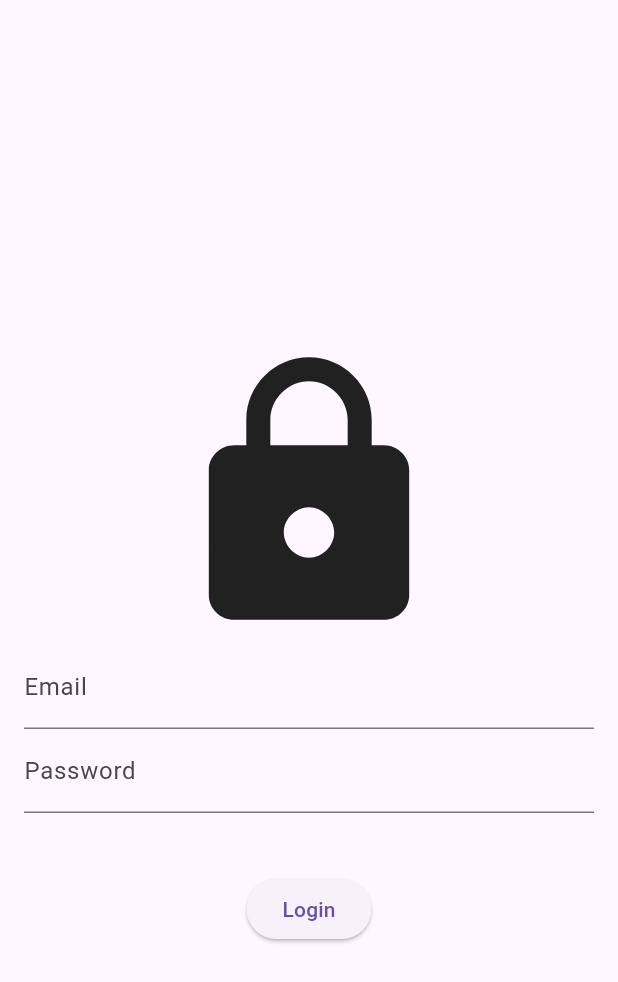
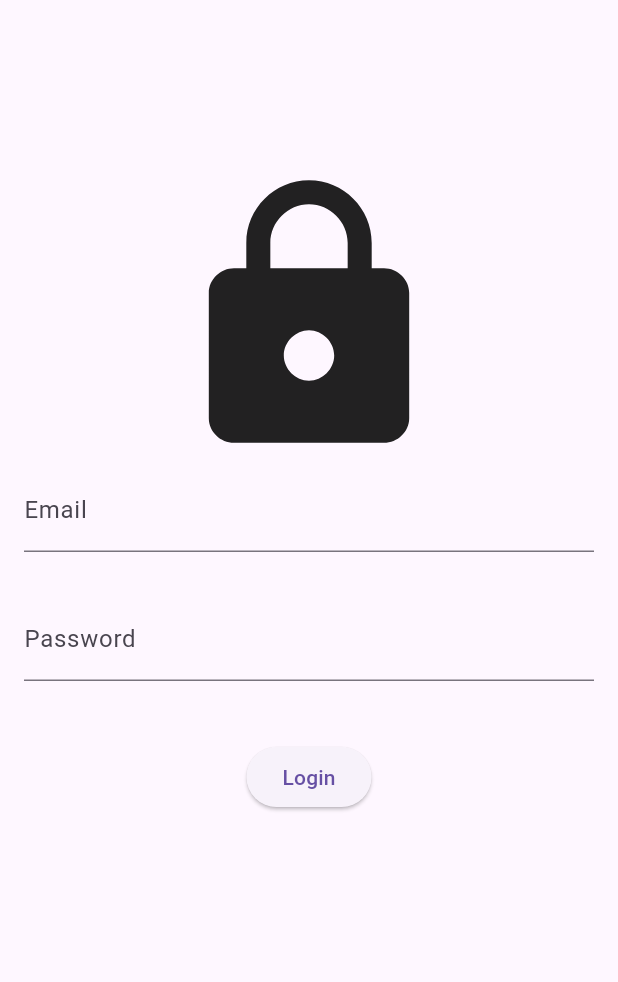
Before and after one commit to AaditAntony/interview-task-based-project, a Flutter app: the screen it shows after launch, on a phone screen of 412 x 824 dp. Shown: the top 982 px of the screen. Run offline on Flutter 3.47's test engine with Material 3 defaults, Android fonts, the phone set to English and light mode, and no system bars; our stand-ins replace flutter_riverpod, shared_preferences.

Commit message:
short change in the ui

```diff
--- a/lib/login_page.dart
+++ b/lib/login_page.dart
@@ -14,16 +14,19 @@ class LoginPage extends ConsumerWidget {
 
     return Scaffold(
       appBar: AppBar(),
-      body: Padding(
+      body: SingleChildScrollView(
+        child: Padding(
           padding: const EdgeInsets.all(16),
           child: Column(
             mainAxisAlignment: MainAxisAlignment.center,
             children: [
+              SizedBox(height: 40),
               Icon(Icons.lock, size: 200),
               TextField(
                 controller: emailController,
                 decoration: InputDecoration(labelText: 'Email'),
               ),
+              SizedBox(height: 30),
               TextField(
                 controller: passwordController,
                 obscureText: true,
@@ -58,6 +61,7 @@ class LoginPage extends ConsumerWidget {
             ],
           ),
         ),
+      ),
     );
   }
 }
```
Lines whose indentation alone changed are shown as unchanged.
